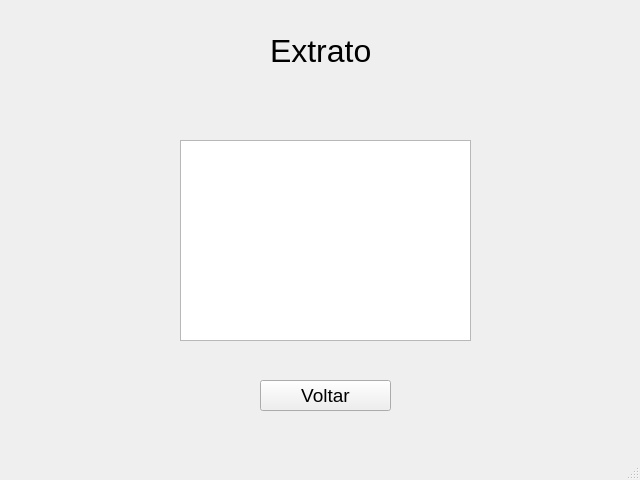
aleffericlys/Banco, file interfaceBanco/tela_extrato.ui: the form before one commit.
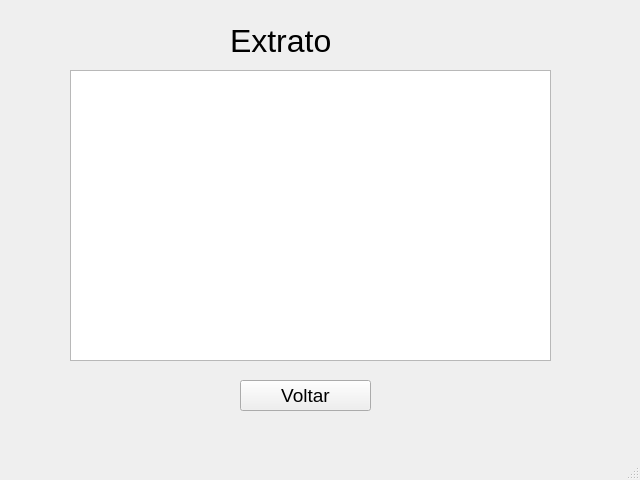
The form after the commit.

Commit message: criaçao da funçao extrato

```diff
--- a/interfaceBanco/tela_extrato.ui
+++ b/interfaceBanco/tela_extrato.ui
@@ -17,9 +17,9 @@
    <widget class="QLabel" name="label">
     <property name="geometry">
      <rect>
-      <x>270</x>
-      <y>30</y>
-      <width>101</width>
+      <x>230</x>
+      <y>20</y>
+      <width>131</width>
       <height>41</height>
      </rect>
     </property>
@@ -32,20 +32,10 @@
      <string>Extrato</string>
     </property>
    </widget>
-   <widget class="QTextEdit" name="textEdit">
-    <property name="geometry">
-     <rect>
-      <x>180</x>
-      <y>140</y>
-      <width>291</width>
-      <height>201</height>
-     </rect>
-    </property>
-   </widget>
    <widget class="QPushButton" name="pushButton">
     <property name="geometry">
      <rect>
-      <x>260</x>
+      <x>240</x>
       <y>380</y>
       <width>131</width>
       <height>31</height>
@@ -60,6 +50,16 @@
      <string>Voltar</string>
     </property>
    </widget>
+   <widget class="QListWidget" name="listWidget">
+    <property name="geometry">
+     <rect>
+      <x>70</x>
+      <y>70</y>
+      <width>481</width>
+      <height>291</height>
+     </rect>
+    </property>
+   </widget>
   </widget>
   <widget class="QMenuBar" name="menubar">
    <property name="geometry">
```
Left out of the diff: 2 changed lines with no effect on the pictures. The commit also changes 4 other files.
